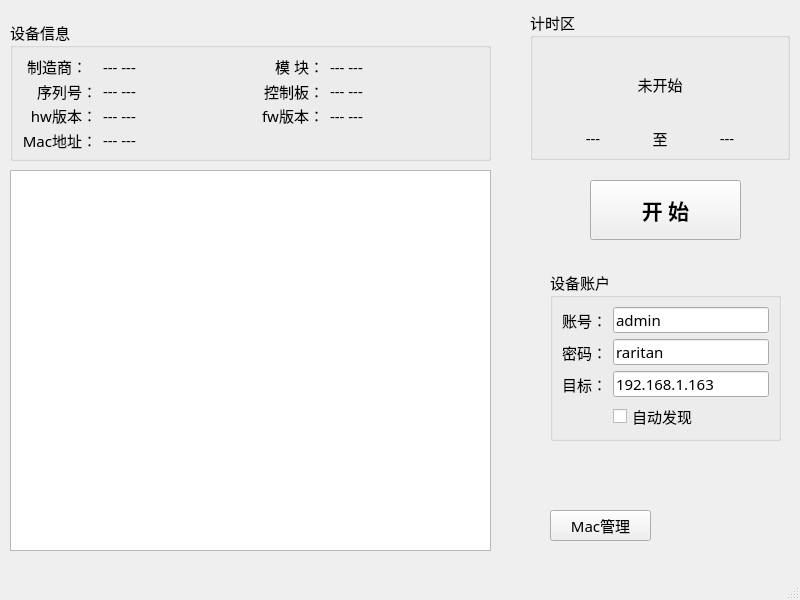
The window that mainwindow.ui (ChinaClever/ScalePoint) describes before a commit, drawn with Qt 5.
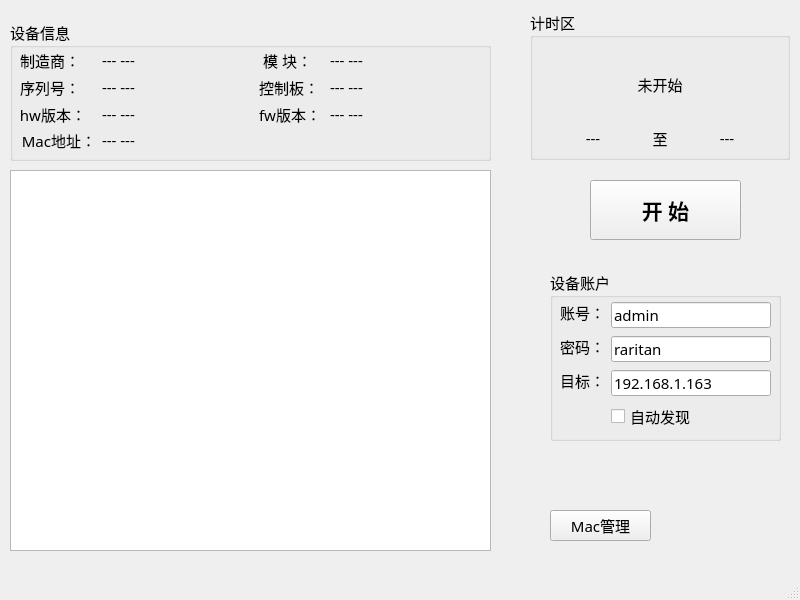
The same window after the commit.

Patch:
```diff
--- a/mainwindow.ui
+++ b/mainwindow.ui
@@ -32,9 +32,15 @@
     <property name="title">
      <string>设备账户</string>
     </property>
-    <layout class="QGridLayout" name="gridLayout">
-     <item row="0" column="0">
       <widget class="QLabel" name="label">
+     <property name="geometry">
+      <rect>
+       <x>10</x>
+       <y>32</y>
+       <width>45</width>
+       <height>20</height>
+      </rect>
+     </property>
        <property name="minimumSize">
         <size>
          <width>45</width>
@@ -48,16 +54,28 @@
         <set>Qt::AlignRight|Qt::AlignTrailing|Qt::AlignVCenter</set>
        </property>
       </widget>
-     </item>
-     <item row="0" column="1">
       <widget class="QLineEdit" name="userEdit">
+     <property name="geometry">
+      <rect>
+       <x>61</x>
+       <y>32</y>
+       <width>160</width>
+       <height>26</height>
+      </rect>
+     </property>
        <property name="text">
         <string>admin</string>
        </property>
       </widget>
-     </item>
-     <item row="1" column="0">
       <widget class="QLabel" name="label_2">
+     <property name="geometry">
+      <rect>
+       <x>10</x>
+       <y>66</y>
+       <width>45</width>
+       <height>20</height>
+      </rect>
+     </property>
        <property name="minimumSize">
         <size>
          <width>45</width>
@@ -71,16 +89,28 @@
         <set>Qt::AlignRight|Qt::AlignTrailing|Qt::AlignVCenter</set>
        </property>
       </widget>
-     </item>
-     <item row="1" column="1">
       <widget class="QLineEdit" name="pwdEdit">
+     <property name="geometry">
+      <rect>
+       <x>61</x>
+       <y>66</y>
+       <width>160</width>
+       <height>26</height>
+      </rect>
+     </property>
        <property name="text">
         <string>raritan</string>
        </property>
       </widget>
-     </item>
-     <item row="2" column="0">
       <widget class="QLabel" name="label_3">
+     <property name="geometry">
+      <rect>
+       <x>10</x>
+       <y>100</y>
+       <width>45</width>
+       <height>20</height>
+      </rect>
+     </property>
        <property name="minimumSize">
         <size>
          <width>45</width>
@@ -94,16 +124,28 @@
         <set>Qt::AlignRight|Qt::AlignTrailing|Qt::AlignVCenter</set>
        </property>
       </widget>
-     </item>
-     <item row="2" column="1">
       <widget class="QLineEdit" name="ipEdit">
+     <property name="geometry">
+      <rect>
+       <x>61</x>
+       <y>100</y>
+       <width>160</width>
+       <height>26</height>
+      </rect>
+     </property>
        <property name="text">
         <string>192.168.1.163</string>
        </property>
       </widget>
-     </item>
-     <item row="3" column="1">
       <widget class="QCheckBox" name="adCheckBox">
+     <property name="geometry">
+      <rect>
+       <x>61</x>
+       <y>134</y>
+       <width>80</width>
+       <height>24</height>
+      </rect>
+     </property>
        <property name="maximumSize">
         <size>
          <width>80</width>
@@ -114,8 +156,6 @@
         <string>自动发现</string>
        </property>
       </widget>
-     </item>
-    </layout>
    </widget>
    <widget class="QGroupBox" name="groupBox_2">
     <property name="geometry">
@@ -129,9 +169,15 @@
     <property name="title">
      <string>设备信息</string>
     </property>
-    <layout class="QGridLayout" name="gridLayout_2">
-     <item row="0" column="0">
       <widget class="QLabel" name="label_4">
+     <property name="geometry">
+      <rect>
+       <x>10</x>
+       <y>30</y>
+       <width>60</width>
+       <height>20</height>
+      </rect>
+     </property>
        <property name="maximumSize">
         <size>
          <width>65</width>
@@ -145,16 +191,28 @@
         <set>Qt::AlignRight|Qt::AlignTrailing|Qt::AlignVCenter</set>
        </property>
       </widget>
-     </item>
-     <item row="0" column="1">
       <widget class="QLabel" name="mfLab">
+     <property name="geometry">
+      <rect>
+       <x>92</x>
+       <y>30</y>
+       <width>40</width>
+       <height>20</height>
+      </rect>
+     </property>
        <property name="text">
         <string>--- ---</string>
        </property>
       </widget>
-     </item>
-     <item row="0" column="2">
       <widget class="QLabel" name="label_15">
+     <property name="geometry">
+      <rect>
+       <x>249</x>
+       <y>30</y>
+       <width>53</width>
+       <height>20</height>
+      </rect>
+     </property>
        <property name="maximumSize">
         <size>
          <width>65</width>
@@ -168,16 +226,28 @@
         <set>Qt::AlignRight|Qt::AlignTrailing|Qt::AlignVCenter</set>
        </property>
       </widget>
-     </item>
-     <item row="0" column="3">
       <widget class="QLabel" name="modelLab">
+     <property name="geometry">
+      <rect>
+       <x>320</x>
+       <y>30</y>
+       <width>40</width>
+       <height>20</height>
+      </rect>
+     </property>
        <property name="text">
         <string>--- ---</string>
        </property>
       </widget>
-     </item>
-     <item row="1" column="0">
       <widget class="QLabel" name="label_7">
+     <property name="geometry">
+      <rect>
+       <x>10</x>
+       <y>57</y>
+       <width>60</width>
+       <height>20</height>
+      </rect>
+     </property>
        <property name="text">
         <string>序列号：</string>
        </property>
@@ -185,16 +255,28 @@
         <set>Qt::AlignRight|Qt::AlignTrailing|Qt::AlignVCenter</set>
        </property>
       </widget>
-     </item>
-     <item row="1" column="1">
       <widget class="QLabel" name="snLab">
+     <property name="geometry">
+      <rect>
+       <x>92</x>
+       <y>57</y>
+       <width>40</width>
+       <height>20</height>
+      </rect>
+     </property>
        <property name="text">
         <string>--- ---</string>
        </property>
       </widget>
-     </item>
-     <item row="1" column="2">
       <widget class="QLabel" name="label_17">
+     <property name="geometry">
+      <rect>
+       <x>249</x>
+       <y>57</y>
+       <width>60</width>
+       <height>20</height>
+      </rect>
+     </property>
        <property name="text">
         <string>控制板：</string>
        </property>
@@ -202,16 +284,28 @@
         <set>Qt::AlignRight|Qt::AlignTrailing|Qt::AlignVCenter</set>
        </property>
       </widget>
-     </item>
-     <item row="1" column="3">
       <widget class="QLabel" name="ctrlSnLab">
+     <property name="geometry">
+      <rect>
+       <x>320</x>
+       <y>57</y>
+       <width>40</width>
+       <height>20</height>
+      </rect>
+     </property>
        <property name="text">
         <string>--- ---</string>
        </property>
       </widget>
-     </item>
-     <item row="2" column="0">
       <widget class="QLabel" name="label_9">
+     <property name="geometry">
+      <rect>
+       <x>10</x>
+       <y>84</y>
+       <width>66</width>
+       <height>20</height>
+      </rect>
+     </property>
        <property name="text">
         <string>hw版本：</string>
        </property>
@@ -219,16 +313,28 @@
         <set>Qt::AlignRight|Qt::AlignTrailing|Qt::AlignVCenter</set>
        </property>
       </widget>
-     </item>
-     <item row="2" column="1">
       <widget class="QLabel" name="hwLab">
+     <property name="geometry">
+      <rect>
+       <x>92</x>
+       <y>84</y>
+       <width>40</width>
+       <height>20</height>
+      </rect>
+     </property>
        <property name="text">
         <string>--- ---</string>
        </property>
       </widget>
-     </item>
-     <item row="2" column="2">
       <widget class="QLabel" name="label_11">
+     <property name="geometry">
+      <rect>
+       <x>249</x>
+       <y>84</y>
+       <width>62</width>
+       <height>20</height>
+      </rect>
+     </property>
        <property name="text">
         <string>fw版本：</string>
        </property>
@@ -236,16 +342,28 @@
         <set>Qt::AlignRight|Qt::AlignTrailing|Qt::AlignVCenter</set>
        </property>
       </widget>
-     </item>
-     <item row="2" column="3">
       <widget class="QLabel" name="fwLab">
+     <property name="geometry">
+      <rect>
+       <x>320</x>
+       <y>84</y>
+       <width>40</width>
+       <height>20</height>
+      </rect>
+     </property>
        <property name="text">
         <string>--- ---</string>
        </property>
       </widget>
-     </item>
-     <item row="3" column="0">
       <widget class="QLabel" name="label_13">
+     <property name="geometry">
+      <rect>
+       <x>10</x>
+       <y>110</y>
+       <width>76</width>
+       <height>20</height>
+      </rect>
+     </property>
        <property name="text">
         <string>Mac地址：</string>
        </property>
@@ -253,15 +371,19 @@
         <set>Qt::AlignRight|Qt::AlignTrailing|Qt::AlignVCenter</set>
        </property>
       </widget>
-     </item>
-     <item row="3" column="1">
       <widget class="QLabel" name="macLab">
+     <property name="geometry">
+      <rect>
+       <x>92</x>
+       <y>110</y>
+       <width>40</width>
+       <height>20</height>
+      </rect>
+     </property>
        <property name="text">
         <string>--- ---</string>
        </property>
       </widget>
-     </item>
-    </layout>
    </widget>
    <widget class="QTextEdit" name="textEdit">
     <property name="enabled">
```
Left out of the diff: 2 changed lines with no effect on the pictures. Lines whose indentation alone changed are shown as unchanged.
